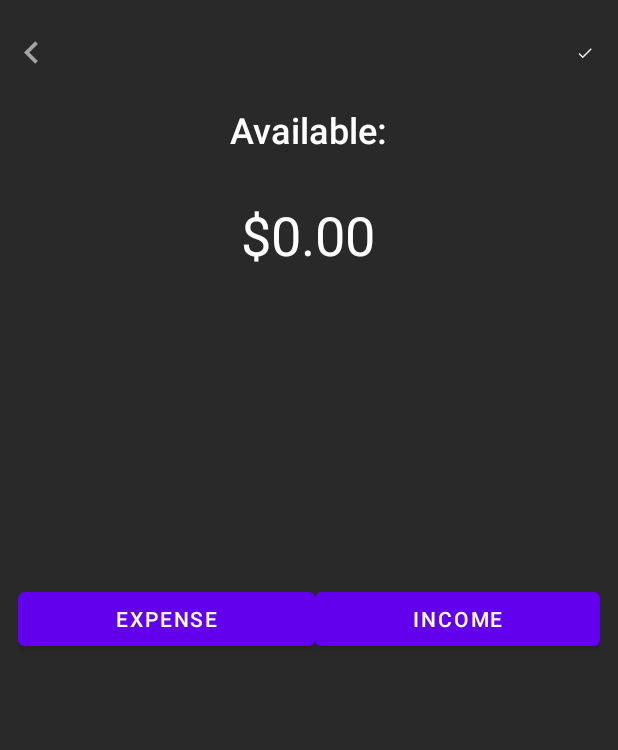
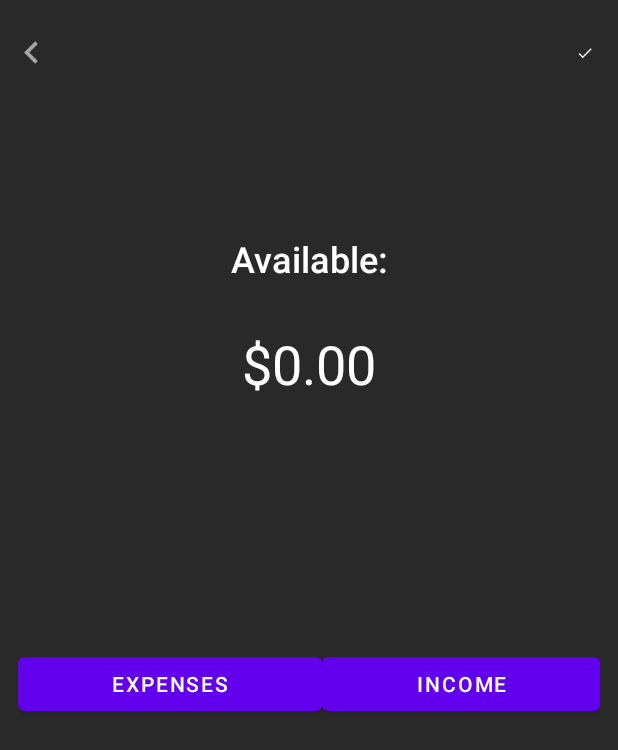
Before and after one commit to thienle0610/Manage-App, an Android app: the ExpenseAndIncome screen opened directly, with no data from a screen before it, on a phone screen of 412 x 824 dp. Shown: the top 750 px of the screen. Run offline under Robolectric (Android 15) with nearby library versions, the phone set to English and light mode, and no system bars.

Commit message:
New updates

```diff
--- a/app/src/main/java/com/example/manageapp/activities/ExpenseAndIncome.java
+++ b/app/src/main/java/com/example/manageapp/activities/ExpenseAndIncome.java
@@ -5,6 +5,7 @@ import androidx.appcompat.app.AppCompatActivity;
 import android.content.Intent;
 import android.os.Bundle;
 import android.view.View;
+import android.widget.ImageView;
 
 import com.example.manageapp.R;
 
@@ -14,6 +15,14 @@ public class ExpenseAndIncome extends AppCompatActivity {
     protected void onCreate(Bundle savedInstanceState) {
         super.onCreate(savedInstanceState);
         setContentView(R.layout.activity_expense_and_income);
+
+        ImageView imageBack = findViewById(R.id.imageView5);
+        imageBack.setOnClickListener(new View.OnClickListener() {
+            @Override
+            public void onClick(View v) {
+                onBackPressed();
+            }
+        });
     }
 
     public void displayExpense(View view) {
--- a/app/src/main/res/layout/activity_expense_and_income.xml
+++ b/app/src/main/res/layout/activity_expense_and_income.xml
@@ -35,7 +35,8 @@
             android:layout_width="wrap_content"
             android:layout_height="wrap_content"
             android:layout_weight="1"
-            android:text="Expense"
+            android:contentDescription="@string/app_name"
+            android:text="@string/expenses"
             android:onClick="displayExpense"/>
 
         <Button
@@ -43,7 +44,7 @@
             android:layout_width="wrap_content"
             android:layout_height="wrap_content"
             android:layout_weight="1"
-            android:text="Income"
+            android:text="@string/income"
             android:onClick="displayincome"/>
     </LinearLayout>
 
@@ -80,8 +81,11 @@
         android:id="@+id/linearLayout2"
         android:layout_width="411dp"
         android:layout_height="201dp"
+        android:layout_marginTop="86dp"
         android:orientation="vertical"
-        tools:layout_editor_absoluteY="86dp">
+        app:layout_constraintEnd_toEndOf="parent"
+        app:layout_constraintStart_toStartOf="parent"
+        app:layout_constraintTop_toTopOf="@+id/scrollView3">
 
         <TextView
             android:id="@+id/availableTxt"
@@ -89,7 +93,7 @@
             android:layout_height="62dp"
             android:layout_marginTop="70dp"
             android:fontFamily="sans-serif-medium"
-            android:text="Available:"
+            android:text="@string/available"
             android:textAlignment="center"
             android:textColor="@color/colorWhite"
             android:textSize="24sp" />
@@ -98,7 +102,7 @@
             android:id="@+id/numAvailableTxt"
             android:layout_width="match_parent"
             android:layout_height="69dp"
-            android:text="$0.00"
+            android:text="@string/_0_00"
             android:textAlignment="center"
             android:textColor="@color/colorWhite"
             android:textSize="36sp" />
--- a/app/src/main/res/values/strings.xml
+++ b/app/src/main/res/values/strings.xml
@@ -19,5 +19,8 @@
     <string name="trending">Trending</string>
     <string name="manage_app">Manage App</string>
     <string name="quote">Make your life more convenient!</string>
+    <string name="income">Income</string>
+    <string name="_0_00">$0.00</string>
+    <string name="available">Available:</string>
 
 </resources>
--- a/build.gradle
+++ b/build.gradle
@@ -5,7 +5,7 @@ buildscript {
         jcenter()
     }
     dependencies {
-        classpath "com.android.tools.build:gradle:4.1.1"
+        classpath 'com.android.tools.build:gradle:4.1.3'
 
 
         // NOTE: Do not place your application dependencies here; they belong
```
Also changed, not shown: 1 other file.
